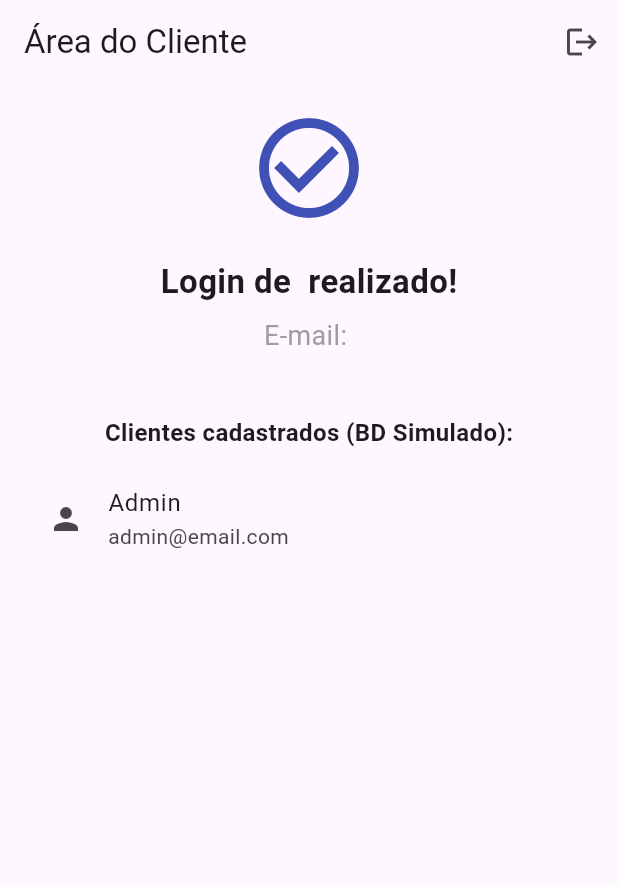
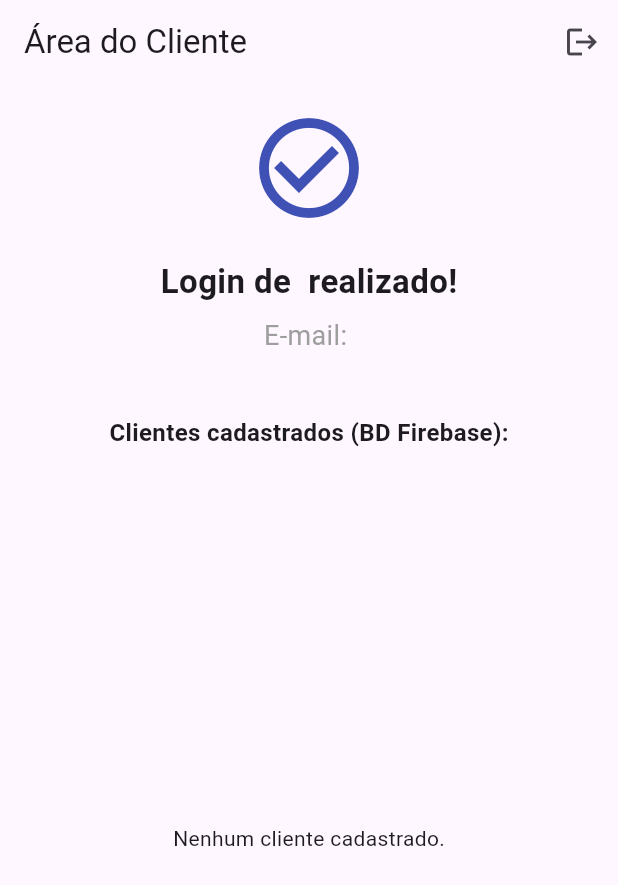
Before and after one commit to JGuedess-senai/cadastro_cliente, a Flutter app: the TelaPrincipal screen opened directly with empty values, on a phone screen of 412 x 824 dp. Shown: the top 885 px of the screen. Run offline on Flutter 3.47's test engine with Material 3 defaults, Android fonts, the phone set to English and light mode, and no system bars; our stand-ins replace cloud_firestore, firebase_core; accounts and stored records are empty; generated files the repository leaves out were written again.

Commit message:
atividade de BD

```diff
--- a/gerenciador_clientes/lib/main.dart
+++ b/gerenciador_clientes/lib/main.dart
@@ -1,13 +1,21 @@
+// lib/main.dart (INÍCIO ATUALIZADO)
 import 'package:flutter/material.dart';
-import 'package:gerenciador_clientes/modelos/cliente.dart'; // importa nosso modelo de BD
+import 'modelos/cliente.dart'; // Importa o modelo.
+import 'package:firebase_core/firebase_core.dart'; // NOVO: Para iniciar o Firebase.
 
-// instanciando nosso BD
-final GerenciadorClientes gerenciadorClientes = GerenciadorClientes();
+// NOVO: Importe o arquivo de opções do seu projeto gerado pelo FlutterFire CLI
+import 'firebase_options.dart';
 
-void main() {
-  gerenciadorClientes.cadastrar(
-    Cliente(nome: 'Admin', email: 'admin@email.com', senha: 'admin123'),
-  );
+// NOVO: Substituímos o GerenciadorClientes pelo ServicoClientes.
+final ServicoClientes servicoClientes = ServicoClientes();
+
+// A função main agora é assíncrona para inicializar o Firebase.
+void main() async {
+  WidgetsFlutterBinding.ensureInitialized(); // Garante que o Flutter está pronto.
+
+  // Inicializa o Firebase (OBRIGATÓRIO).
+  await Firebase.initializeApp(options: DefaultFirebaseOptions.currentPlatform);
+
   runApp(const AplicativoClientes());
 }
 
@@ -38,72 +46,78 @@ class TelaPrincipal extends StatelessWidget {
     return Scaffold(
       appBar: AppBar(
         title: const Text('Área do Cliente'),
-        automaticallyImplyLeading: false, // Remove a seta de voltar.
+        automaticallyImplyLeading: false,
         actions: [
-          // Botão de Sair (Logout).
           IconButton(
             icon: const Icon(Icons.logout),
+            tooltip: 'Sair do Sistema',
             onPressed: () {
-              // Navegação: Limpa a pilha e volta para a Tela de Login.
               Navigator.pushAndRemoveUntil(
                 context,
                 MaterialPageRoute(builder: (context) => const TelaLogin()),
-                (Route<dynamic> route) =>
-                    false, // Condição que remove todas as rotas.
+                (Route<dynamic> route) => false,
               );
             },
-            tooltip: 'Sair do Sistema',
           ),
         ],
       ),
-      body: Center(
-        child: Padding(
+      body: Padding(
         padding: const EdgeInsets.all(16.0),
         child: Column(
           mainAxisAlignment: MainAxisAlignment.center,
           children: [
-              const Icon(
-                Icons.check_circle_outline,
-                size: 80,
-                color: Colors.indigo,
-              ),
+            const Icon(Icons.check_circle_outline,
+                size: 80, color: Colors.indigo),
             const SizedBox(height: 20),
             Text(
               'Login de ${cliente.nome} realizado!',
-                style: const TextStyle(
-                  fontSize: 22,
-                  fontWeight: FontWeight.bold,
-                ),
+              style: const TextStyle(fontSize: 22, fontWeight: FontWeight.bold),
             ),
             const SizedBox(height: 8),
-              Text(
-                'E-mail: ${cliente.email}',
-                style: const TextStyle(fontSize: 18, color: Colors.grey),
-              ),
+            Text('E-mail: ${cliente.email}',
+                style: const TextStyle(fontSize: 18, color: Colors.grey)),
             const SizedBox(height: 40),
-              // Título da lista de clientes
             const Text(
-                'Clientes cadastrados (BD Simulado):',
+              'Clientes cadastrados (BD Firebase):',
               style: TextStyle(fontSize: 16, fontWeight: FontWeight.bold),
             ),
             const SizedBox(height: 10),
-              // Lista de Clientes Cadastrados
+
+            // ✅ StreamBuilder CORRIGIDO
             Expanded(
-                // Usa o getter 'clientes' do nosso gerenciador.
-                child: ListView.builder(
-                  itemCount: gerenciadorClientes.clientes.length,
+              child: StreamBuilder<List<Cliente>>(
+                stream: servicoClientes.clientesStream,
+                builder: (context, snapshot) {
+                  if (snapshot.hasError) {
+                    return const Center(
+                        child: Text('Erro ao carregar clientes.'));
+                  }
+
+                  if (snapshot.connectionState == ConnectionState.waiting) {
+                    return const Center(child: CircularProgressIndicator());
+                  }
+
+                  final clientes = snapshot.data ?? [];
+
+                  if (clientes.isEmpty) {
+                    return const Center(child: Text('Nenhum cliente cadastrado.'));
+                  }
+
+                  return ListView.builder(
+                    itemCount: clientes.length,
                     itemBuilder: (context, index) {
-                    final c = gerenciadorClientes.clientes[index];
+                      final c = clientes[index];
                       return ListTile(
                         leading: const Icon(Icons.person),
                         title: Text(c.nome),
                         subtitle: Text(c.email),
                       );
                     },
+                  );
+                },
               ),
             ),
           ],
-          ),
         ),
       ),
     );
@@ -126,8 +140,10 @@ class _EstadoTelaCadastro extends State<TelaCadastro> {
   final _senhaController = TextEditingController();
   String _mensagemErro = '';
 
-  void _fazerCadastro() {
+  void _fazerCadastro() async {
     if (_chaveForm.currentState!.validate()) {
+      setState(() => _mensagemErro = '');
+
       // Se a validação dos campos for OK...
       final novoCliente = Cliente(
         nome: _nomeController.text.trim(),
@@ -136,7 +152,7 @@ class _EstadoTelaCadastro extends State<TelaCadastro> {
       );
 
       // Tenta cadastrar no BD simulado.
-      final sucesso = gerenciadorClientes.cadastrar(novoCliente);
+      final sucesso = await servicoClientes.cadastrar(novoCliente);
 
       if (sucesso) {
         // Se sucesso: exibe uma notificação e volta para a tela de Login.
@@ -262,7 +278,7 @@ class _EstadoTelaLogin extends State<TelaLogin> {
   final _senhaController = TextEditingController();
   String _mensagemErro = '';
 
-  void _fazerLogin() {
+  void _fazerLogin() async {
     // 1. Validação dos campos
     if (_chaveForm.currentState!.validate()) {
       setState(() => _mensagemErro = ''); // Limpa erro.
@@ -271,7 +287,7 @@ class _EstadoTelaLogin extends State<TelaLogin> {
       final senha = _senhaController.text;
 
       // 2. Chama o método 'login' do nosso BD simulado.
-      final clienteLogado = gerenciadorClientes.login(email, senha);
+      final clienteLogado = await servicoClientes.login(email, senha); // <-- AWAIT AQUI!
 
       if (clienteLogado != null) {
         // 3. Login de sucesso: Navega para a tela principal (substituindo o Login).
--- a/gerenciador_clientes/lib/modelos/cliente.dart
+++ b/gerenciador_clientes/lib/modelos/cliente.dart
@@ -1,51 +1,98 @@
-//importe necessário do Material App
-import 'package:flutter/material.dart';
+// lib/modelos/cliente.dart
 
+import 'package:cloud_firestore/cloud_firestore.dart'; // Importa o pacote do Firestore
+// O GerenciadorClientes será descartado.
+
+/// CLASSE MODELO: Representa um Cliente (agora com métodos para Firebase).
 class Cliente {
+  // O ID do documento no Firestore. Não existia antes.
+  final String? id;
   final String nome;
   final String email;
-  final String senha;
+  final String
+  senha; // Em um app real, a senha NÃO é guardada assim! Usaríamos o Firebase Auth.
 
-  // Construtor do cliente
-  Cliente({required this.nome, required this.email, required this.senha});
+  Cliente({
+    this.id, // O ID é opcional (será gerado pelo Firestore).
+    required this.nome,
+    required this.email,
+    required this.senha,
+  });
 
-  @override
-  String toString() {
-    return 'Cliente: $nome, Email: $email';
+  // ---------------------------------------------------------------------
+  // MÉTODOS PARA O FIREBASE
+  // ---------------------------------------------------------------------
+
+  // 1. Converte um Cliente para um MAPA (JSON) para salvar no Firestore.
+  Map<String, dynamic> toFirestore() {
+    return {"nome": nome, "email": email, "senha": senha};
+  }
+
+  // 2. Cria um objeto Cliente a partir de um DocumentSnapshot do Firestore.
+  factory Cliente.fromFirestore(
+    DocumentSnapshot<Map<String, dynamic>> snapshot,
+  ) {
+    final dados = snapshot.data()!;
+    return Cliente(
+      id: snapshot.id, // O ID do Firestore é o ID do nosso Cliente.
+      nome: dados['nome'] as String,
+      email: dados['email'] as String,
+      senha: dados['senha'] as String,
+    );
   }
 }
 
-class GerenciadorClientes {
-  // Variável estática que guarda a única cópia desta classe
-  static final GerenciadorClientes _instancia = GerenciadorClientes._interno();
-  // impede a criação de novas instância
-  GerenciadorClientes._interno();
-  // sempre retorna a instância existente
-  factory GerenciadorClientes() => _instancia;
-  // lista <ul> que armazena todos os clientes cadastrados
-  final List<Cliente> _clientes = [];
-  // para acessar a lista de clientes (retorna uma cópia imutável)
-  List<Cliente> get clientes => List.unmodifiable(_clientes);
-  // Tentar cadastrar um cliente novo.
-  bool cadastrar(Cliente cliente) {
-    // vamos checar se já existe um email cadastrado
-    if (_clientes.any(
-      (c) => c.email.toLowerCase() == cliente.email.toLowerCase(),
-    )) {
-      print('Erro: email ${cliente.email} já cadastrado');
-      return false; // Cadastro falhou
+// ---------------------------------------------------------------------
+// CLASSE DE SERVIÇO: Substitui o GerenciadorClientes (Acessa o Firestore)
+// ---------------------------------------------------------------------
+
+class ServicoClientes {
+  // Referência à coleção (tabela) 'clientes' no Firestore.
+  final CollectionReference _colecao = FirebaseFirestore.instance.collection(
+    'clientes',
+  );
+
+  /// Tenta cadastrar um novo cliente no Firestore.
+  Future<bool> cadastrar(Cliente cliente) async {
+    // 1. Verifica duplicidade (Firestore Query).
+    final query = await _colecao.where('email', isEqualTo: cliente.email).get();
+    if (query.docs.isNotEmpty) {
+      return false; // E-mail já existe.
     }
-    _clientes.add(cliente); //Adiciona o cliente
-    print('Novo cliente cadastrado: ${cliente.nome}');
-    return true; //Cadastroooooouuu
+
+    // 2. Adiciona o cliente ao Firestore.
+    await _colecao.add(cliente.toFirestore());
+    return true;
   }
 
-  Cliente? login(String email, String senha) {
-    return _clientes.firstWhere(
-      // é uma função anônima
-      // o c representa cada elemento(cada cliente) da lista _cliente
-      (c) => c.email.toLowerCase() == email.toLowerCase() && c.senha == senha,
-      orElse: () => Null as Cliente, // retorna nulo se não encontrar os dados
-    );
+  /// Tenta fazer o login buscando no Firestore.
+  Future<Cliente?> login(String email, String senha) async {
+    // Busca um documento onde email E senha coincidam.
+    final query = await _colecao
+        .where('email', isEqualTo: email)
+        .where('senha', isEqualTo: senha)
+        .get();
+
+    if (query.docs.isEmpty) {
+      return null; // Credenciais incorretas.
+    }
+
+    // Converte o DocumentSnapshot para um objeto Cliente.
+    return Cliente.fromFirestore(query.docs.first);
+  }
+
+  /// Retorna um Stream dos clientes (para atualizar a UI em tempo real).
+  Stream<List<Cliente>> get clientesStream {
+    // O 'snapshots()' envia novos dados sempre que a coleção muda.
+    return _colecao.snapshots().map((snapshot) {
+      // Mapeia cada documento para um objeto Cliente.
+      return snapshot.docs
+          .map(
+            (doc) => Cliente.fromFirestore(
+              doc as DocumentSnapshot<Map<String, dynamic>>,
+            ),
+          )
+          .toList();
+    });
   }
 }
--- a/gerenciador_clientes/pubspec.yaml
+++ b/gerenciador_clientes/pubspec.yaml
@@ -9,6 +9,8 @@ environment:
 dependencies:
   flutter:
     sdk: flutter
+firebase_core: ^2.24.2
+cloud_firestore: ^4.13.3
 
 dev_dependencies:
   flutter_test:
```
Lines whose indentation alone changed are shown as unchanged.
